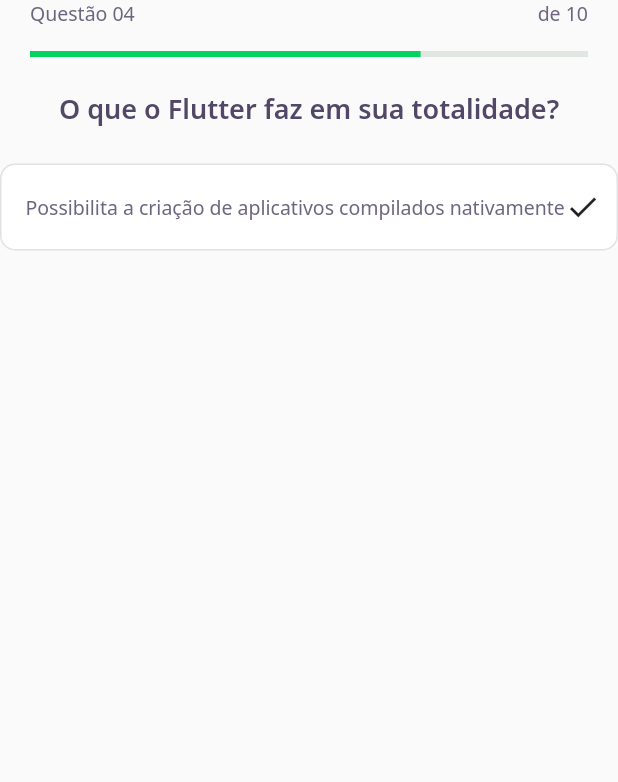
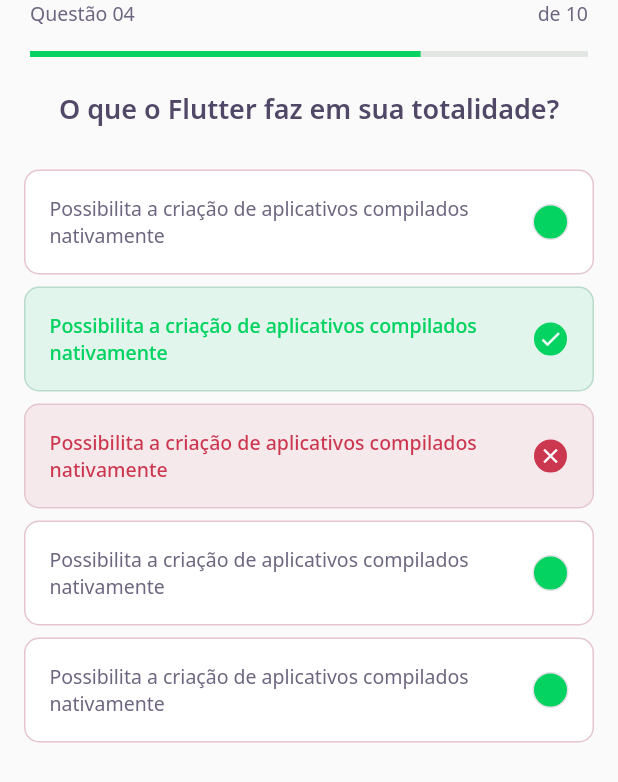
Before and after one commit to dev-italosantos/nlw-05-flutter, a Flutter app: the screen it shows after launch, on a phone screen of 412 x 824 dp. Shown: the top 782 px of the screen. Run offline on Flutter 3.47's test engine with Material 2 defaults, Android fonts, the phone set to English and light mode, and no system bars; our stand-ins replace google_fonts.

Commit message:
DevQuiz 2.1

```diff
--- a/lib/challenge/widgets/awnser/awnser_widget.dart
+++ b/lib/challenge/widgets/awnser/awnser_widget.dart
@@ -15,27 +15,62 @@ class AwmserWidget extends StatelessWidget {
       this.isSelectd = false})
       : super(key: key);
 
+  Color get _selectedColorRight =>
+      isRight ? AppColors.darkGreen : AppColors.darkRed;
+  Color get _selectedBorderRight =>
+      isRight ? AppColors.lightGreen : AppColors.lightRed;
+  Color get _selectedColorCardRight =>
+      isRight ? AppColors.lightGreen : AppColors.lightRed;
+  Color get _selectedBorderCardRight =>
+      isRight ? AppColors.green : AppColors.red;
+  TextStyle get _selectedTextStyleRight =>
+      isRight ? AppTextStyles.bodyDarkGreen : AppTextStyles.bodyDarkRed;
+  IconData get _selectedIconRight => isRight ? Icons.check : Icons.close;
+
   @override
   Widget build(BuildContext context) {
-    return Container(
+    return Padding(
+      padding: const EdgeInsets.symmetric(horizontal: 16, vertical: 4),
+      child: Container(
         padding: EdgeInsets.all(16),
         decoration: BoxDecoration(
-          color: AppColors.white,
+          color: isSelectd ? _selectedColorCardRight : AppColors.white,
           borderRadius: BorderRadius.circular(10),
-          border: Border.fromBorderSide(BorderSide(color: AppColors.border))),
+          border: Border.fromBorderSide(
+            BorderSide(
+                color: isSelectd ? _selectedBorderCardRight : AppColors.red),
+          ),
+        ),
         child: Row(
           mainAxisAlignment: MainAxisAlignment.spaceBetween,
           children: [
-          Text(
-            title,
-            style: AppTextStyles.body,
+            Expanded(
+              child: Text(title,
+                  style:
+                      isSelectd ? _selectedTextStyleRight : AppTextStyles.body),
             ),
             Container(
               width: 24,
               height: 24,
-            child: Icon(Icons.check),
+              decoration: BoxDecoration(
+                color: isSelectd ? _selectedColorRight : AppColors.darkGreen,
+                borderRadius: BorderRadius.circular(500),
+                border: Border.fromBorderSide(
+                  BorderSide(
+                      color:
+                          isSelectd ? _selectedBorderRight : AppColors.border),
+                ),
+              ),
+              child: isSelectd
+                  ? Icon(
+                      _selectedIconRight,
+                      size: 16,
+                      color: Colors.white,
+                    )
+                  : null,
             )
           ],
+        ),
       ),
     );
   }
--- a/lib/challenge/widgets/quiz/quiz_widget.dart
+++ b/lib/challenge/widgets/quiz/quiz_widget.dart
@@ -19,8 +19,29 @@ class QuizWidget extends StatelessWidget {
             height: 24,
           ),
           AwmserWidget(
-              title:
-                  "Possibilita a criação de aplicativos compilados nativamente")
+            title:
+                "Possibilita a criação de aplicativos compilados nativamente",
+          ),
+          AwmserWidget(
+            isRight: true,
+            isSelectd: true,
+            title:
+                "Possibilita a criação de aplicativos compilados nativamente",
+          ),
+          AwmserWidget(
+            isRight: false,
+            isSelectd: true,
+            title:
+                "Possibilita a criação de aplicativos compilados nativamente",
+          ),
+          AwmserWidget(
+            title:
+                "Possibilita a criação de aplicativos compilados nativamente",
+          ),
+          AwmserWidget(
+            title:
+                "Possibilita a criação de aplicativos compilados nativamente",
+          ),
         ],
       ),
     );
```
Lines whose indentation alone changed are shown as unchanged.
